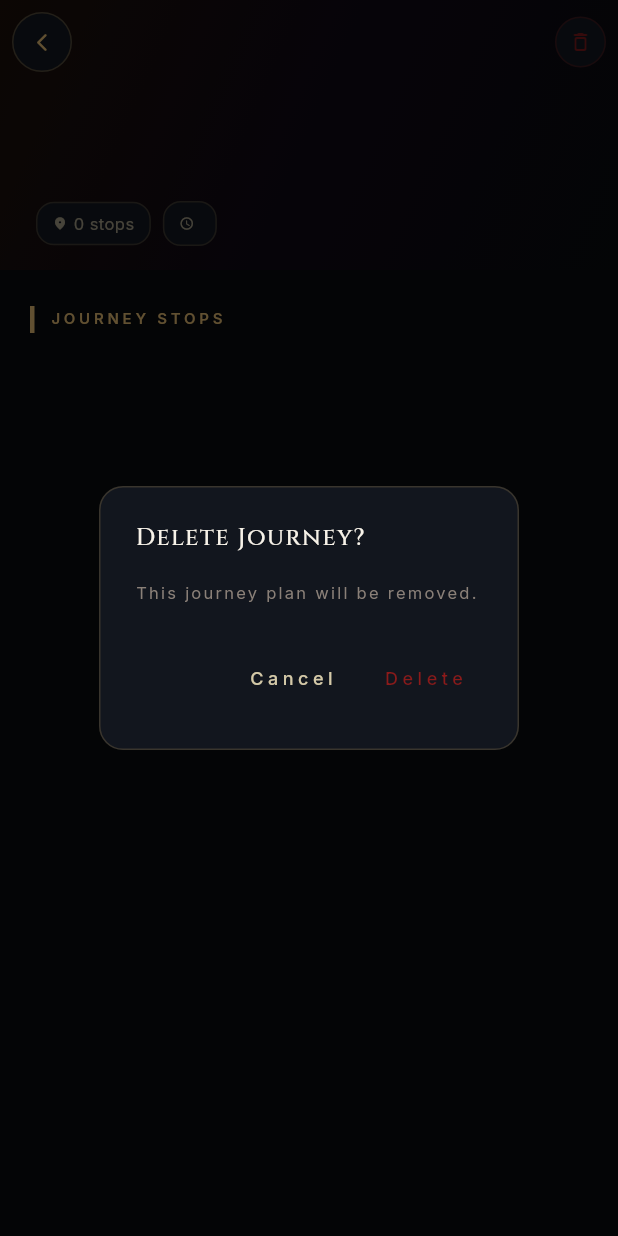
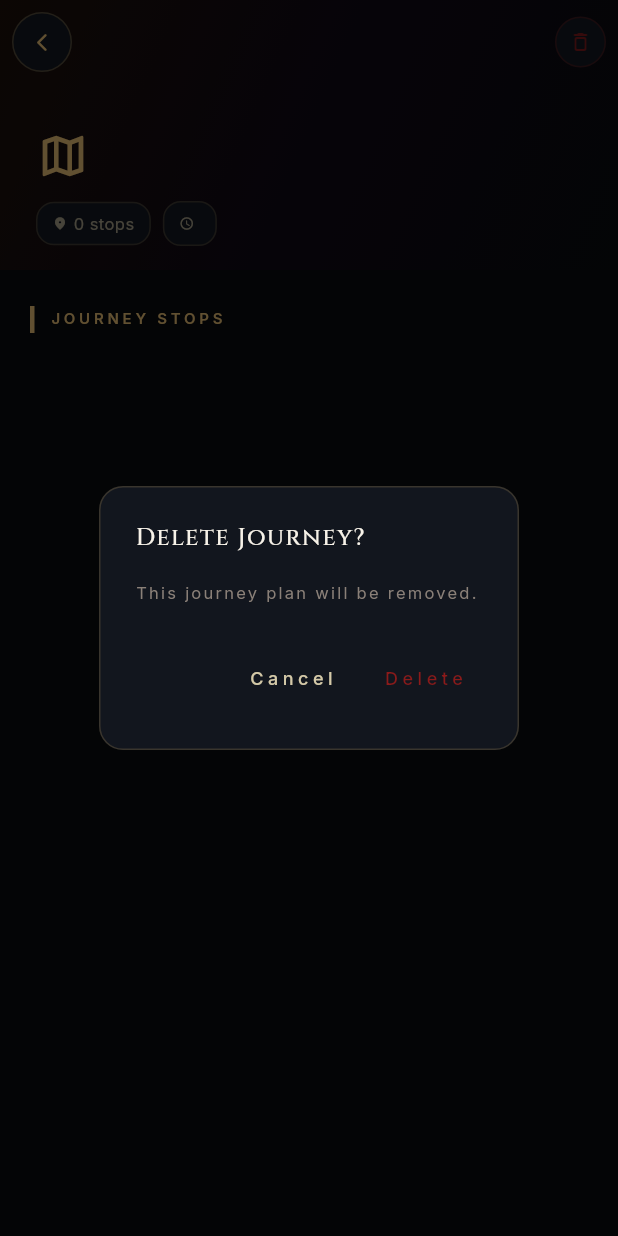
Before and after one commit to Jeevan-04/Atithya, a Flutter app: the JourneyDetailScreen screen opened directly with empty values, after a tap on the "delete outline" icon, on a phone screen of 412 x 824 dp. Run offline on Flutter 3.47's test engine with Material 3 defaults, Android fonts, the phone set to English and light mode, and no system bars; our stand-ins replace cached_network_image, flutter_animate, flutter_riverpod, geolocator, google_fonts, qr_flutter and 4 more; missing offline and left inert: dart:html, dart:js_interop, dart:ui_web, mobile_scanner; accounts and stored records are empty.

Commit message:
feat: replace emoji icons with themed Material icons in journey/trip screens

```diff
--- a/lib/core/widgets.dart
+++ b/lib/core/widgets.dart
@@ -250,3 +250,34 @@ class _GoldButtonState extends State<GoldButton> with SingleTickerProviderStateM
     );
   }
 }
+
+// ── Journey icon helper ───────────────────────────────────────────────────────
+/// Maps a route icon emoji or key string to a themed [IconData].
+IconData journeyIcon(String? key) {
+  switch (key) {
+    case '👑':
+    case 'royal_rajasthan':
+    case 'royal':
+      return Icons.workspace_premium_outlined;
+    case '🏛️':
+    case '🏛':
+    case 'golden_triangle':
+    case 'cultural':
+      return Icons.account_balance_outlined;
+    case '🌴':
+    case 'kerala_backwaters':
+    case 'nature':
+      return Icons.forest_outlined;
+    case '🏔️':
+    case '🏔':
+    case 'himalayan_escape':
+    case 'mountain':
+      return Icons.landscape_outlined;
+    case '🙏':
+    case 'char_dham':
+    case 'spiritual':
+      return Icons.self_improvement_outlined;
+    default:
+      return Icons.map_outlined;
+  }
+}
--- a/lib/features/trip/journey_detail_screen.dart
+++ b/lib/features/trip/journey_detail_screen.dart
@@ -4,6 +4,7 @@ import 'package:flutter_riverpod/flutter_riverpod.dart';
 import 'package:cached_network_image/cached_network_image.dart';
 import '../../core/colors.dart';
 import '../../core/typography.dart';
+import '../../core/widgets.dart';
 import '../../providers/auth_provider.dart';
 import '../../providers/trip_provider.dart';
 import '../auth/auth_foyer_screen.dart';
@@ -202,7 +203,8 @@ class _JourneyDetailScreenState extends ConsumerState<JourneyDetailScreen> {
                       children: [
                         Row(
                           children: [
-                            Text(icon, style: const TextStyle(fontSize: 32)),
+                            Icon(journeyIcon(icon),
+                                color: AtithyaColors.imperialGold, size: 36),
                             const SizedBox(width: 14),
                             Expanded(
                               child: Column(
```
Also changed, not shown: lib/features/itineraries/itineraries_screen.dart (+5 -4 lines), lib/features/trip/trip_planner_screen.dart (+5 -4 lines).
